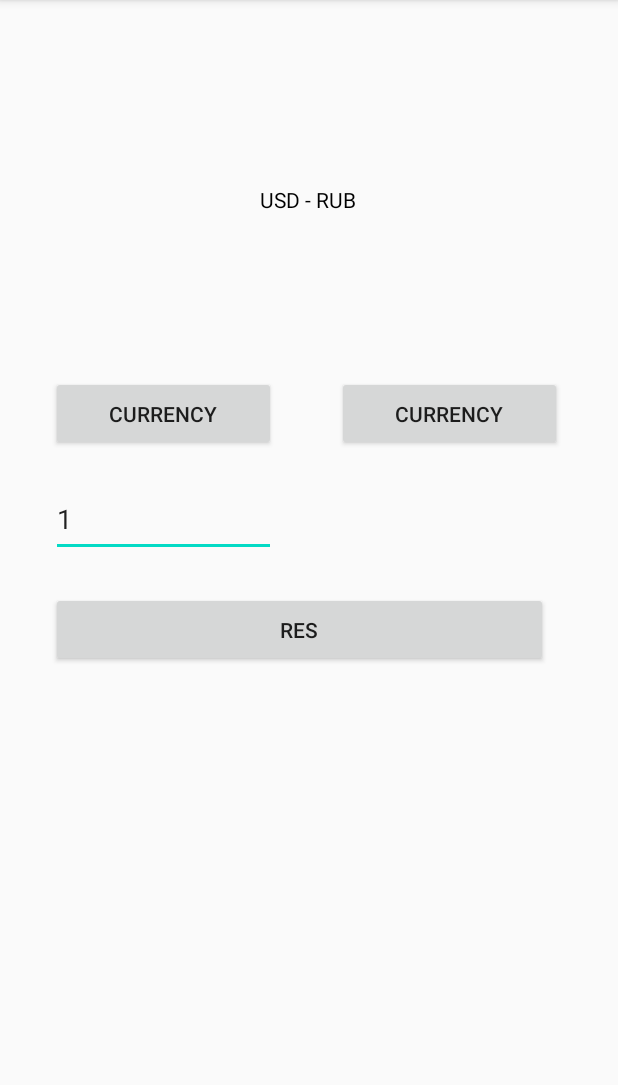
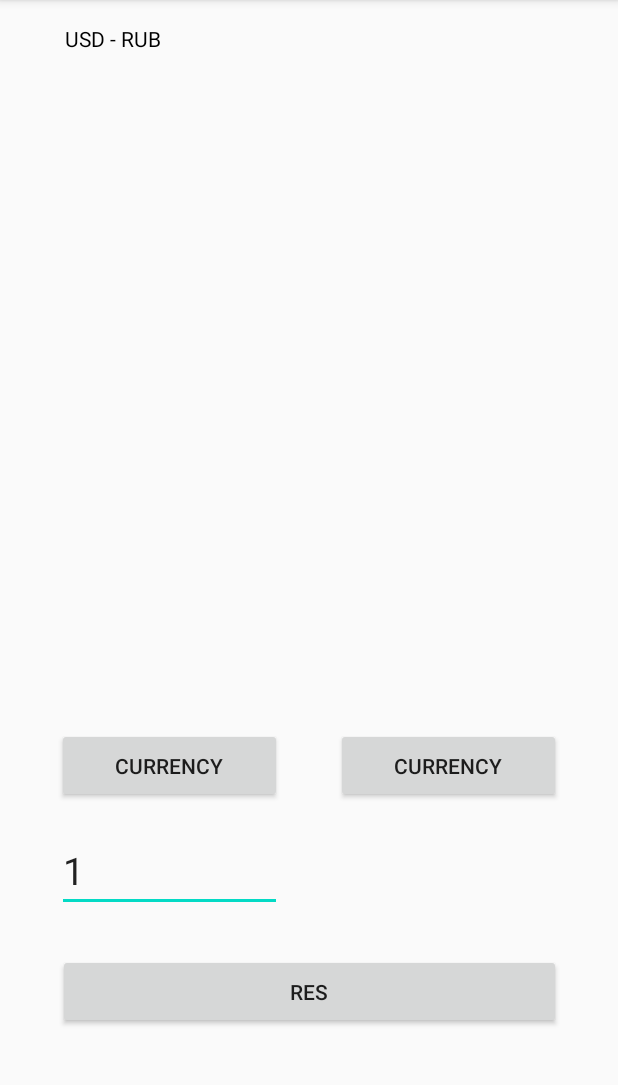
Before and after one commit to NeuroscientistAlzheimer/NewConverter, an Android app: the screen it shows after launch (MainActivity), on a phone screen of 412 x 824 dp, the part 84-1169 px from its top. Run offline under Robolectric (Android 15) with nearby library versions, the phone set to English and light mode, and no system bars; our stand-ins replace Volley; libraries missing offline, so code that uses them is left out: in.galaxyofandroid.spinerdialog; network calls fail; 8 statements that could not run were skipped.

Commit message:
Improvements_0.2

```diff
--- a/app/src/main/java/com/example/newconverter/MainActivity.java
+++ b/app/src/main/java/com/example/newconverter/MainActivity.java
@@ -23,6 +23,7 @@ import org.json.JSONException;
 import org.json.JSONObject;
 
 import java.util.ArrayList;
+import java.util.Iterator;
 
 import in.galaxyofandroid.spinerdialog.OnSpinerItemClick;
 import in.galaxyofandroid.spinerdialog.SpinnerDialog;
@@ -30,6 +31,7 @@ import in.galaxyofandroid.spinerdialog.SpinnerDialog;
 public class MainActivity extends AppCompatActivity {
 
     private RequestQueue mQueue;
+    private RequestQueue itemsQueue;
     private TextView mTextViewResult;
     SpinnerDialog spinnerCurrency1;
     SpinnerDialog spinnerCurrency2;
@@ -40,6 +42,7 @@ public class MainActivity extends AppCompatActivity {
     float numCurrensy1;
     float numCurrensy2;
     float calculationCurrensy;
+    final ArrayList<String> itemsCurrency = new ArrayList<>();
     float number;
 
     protected void onCreate(Bundle savedInstanceState) {
@@ -49,13 +52,10 @@ public class MainActivity extends AppCompatActivity {
 
         mTextViewResult = findViewById(R.id.text_view_result);
         mQueue = Volley.newRequestQueue(this);
+        itemsQueue = Volley.newRequestQueue(this);
         Log.d("Pars","Начало");
         Log.d("Pars","Конец");
-        final ArrayList<String> itemsCurrency = new ArrayList<>();
-        itemsCurrency.add("USD");
-        itemsCurrency.add("RUB");
-        itemsCurrency.add("EUR");
-        itemsCurrency.add("AUD");
+        emtyTtemsCurrency();
         currency1 = findViewById(R.id.currency1);
         currency2 = findViewById(R.id.currency2);
         button_res = findViewById(R.id.button_res);
@@ -144,4 +144,34 @@ public class MainActivity extends AppCompatActivity {
         });
         mQueue.add(request);
     }
+
+    private void emtyTtemsCurrency(){
+        String url = "http://apilayer.net/api/live?access_key=ad16a4ab373cbeca1bdbf0fd5b1e77ed";
+        JsonObjectRequest request = new JsonObjectRequest(Request.Method.GET, url, null, new Response.Listener<JSONObject>() {
+            public void onResponse(JSONObject response) {
+                try {
+                    Log.d("Pars", "1присвоение");
+                    JSONObject last = (JSONObject) response.get("quotes");
+                    Log.d("Pars", "2присвоение");
+                    Iterator<String> keys = last.keys();
+                    do{
+                        String k = keys.next().toString();
+                        k = k.substring(3,k.length());
+                        itemsCurrency.add(k);
+                        Log.d("Pars", "3завершение" + k);
+                    }while(keys.hasNext());
+                    Log.d("Pars", "3завершение" + keys);
+                } catch (JSONException e) {
+                    e.printStackTrace();
+                }
+
+            }
+        }, new Response.ErrorListener() {
+            @Override
+            public void onErrorResponse(VolleyError error) {
+                error.printStackTrace();
+            }
+        });
+        itemsQueue.add(request);
+    }
 }
--- a/app/src/main/res/layout/activity_main.xml
+++ b/app/src/main/res/layout/activity_main.xml
@@ -13,25 +13,26 @@
         android:layout_height="50dp"
         android:text=""
         android:textColor="@android:color/black"
+        android:textSize="20dp"
         app:layout_constraintBottom_toBottomOf="parent"
         app:layout_constraintEnd_toEndOf="parent"
-        app:layout_constraintHorizontal_bias="0.519"
+        app:layout_constraintHorizontal_bias="0.479"
         app:layout_constraintStart_toEndOf="@+id/num"
         app:layout_constraintTop_toBottomOf="@+id/currency2"
-        app:layout_constraintVertical_bias="0.048" />
+        app:layout_constraintVertical_bias="0.123" />
 
     <TextView
         android:id="@+id/textView5"
-        android:layout_width="wrap_content"
-        android:layout_height="wrap_content"
+        android:layout_width="330dp"
+        android:layout_height="33dp"
         android:text="@string/USD_RUB"
         android:textColor="@android:color/black"
         app:layout_constraintBottom_toBottomOf="parent"
         app:layout_constraintEnd_toEndOf="parent"
-        app:layout_constraintHorizontal_bias="0.498"
+        app:layout_constraintHorizontal_bias="0.53"
         app:layout_constraintStart_toStartOf="parent"
         app:layout_constraintTop_toTopOf="parent"
-        app:layout_constraintVertical_bias="0.165" />
+        app:layout_constraintVertical_bias="0.022" />
 
     <Button
         android:id="@+id/currency1"
@@ -39,11 +40,11 @@
         android:layout_height="50dp"
         android:text="currency"
         app:layout_constraintBottom_toBottomOf="parent"
-        app:layout_constraintEnd_toEndOf="parent"
-        app:layout_constraintHorizontal_bias="0.13"
+        app:layout_constraintEnd_toStartOf="@+id/currency2"
+        app:layout_constraintHorizontal_bias="0.513"
         app:layout_constraintStart_toStartOf="parent"
         app:layout_constraintTop_toTopOf="parent"
-        app:layout_constraintVertical_bias="0.349" />
+        app:layout_constraintVertical_bias="0.676" />
 
     <Button
         android:id="@+id/currency2"
@@ -52,34 +53,34 @@
         android:text="currency"
         app:layout_constraintBottom_toBottomOf="parent"
         app:layout_constraintEnd_toEndOf="parent"
-        app:layout_constraintHorizontal_bias="0.858"
+        app:layout_constraintHorizontal_bias="0.854"
         app:layout_constraintStart_toStartOf="parent"
         app:layout_constraintTop_toTopOf="parent"
-        app:layout_constraintVertical_bias="0.349" />
+        app:layout_constraintVertical_bias="0.676" />
 
     <EditText
         android:id="@+id/num"
         android:layout_width="150dp"
         android:layout_height="50dp"
         android:text="1"
+        android:textSize="25dp"
         app:layout_constraintBottom_toBottomOf="parent"
         app:layout_constraintEnd_toEndOf="parent"
-        app:layout_constraintHorizontal_bias="0.13"
+        app:layout_constraintHorizontal_bias="0.145"
         app:layout_constraintStart_toStartOf="parent"
         app:layout_constraintTop_toBottomOf="@+id/currency1"
-        app:layout_constraintVertical_bias="0.050" />
+        app:layout_constraintVertical_bias="0.123" />
 
     <Button
         android:id="@+id/button_res"
-        android:layout_width="331dp"
+        android:layout_width="335dp"
         android:layout_height="50dp"
         android:text="RES"
         app:layout_constraintBottom_toBottomOf="parent"
         app:layout_constraintEnd_toEndOf="parent"
-        app:layout_constraintHorizontal_bias="0.425"
         app:layout_constraintStart_toStartOf="parent"
         app:layout_constraintTop_toTopOf="parent"
-        app:layout_constraintVertical_bias="0.550" />
+        app:layout_constraintVertical_bias="0.886" />
 
 
 </androidx.constraintlayout.widget.ConstraintLayout>
```
